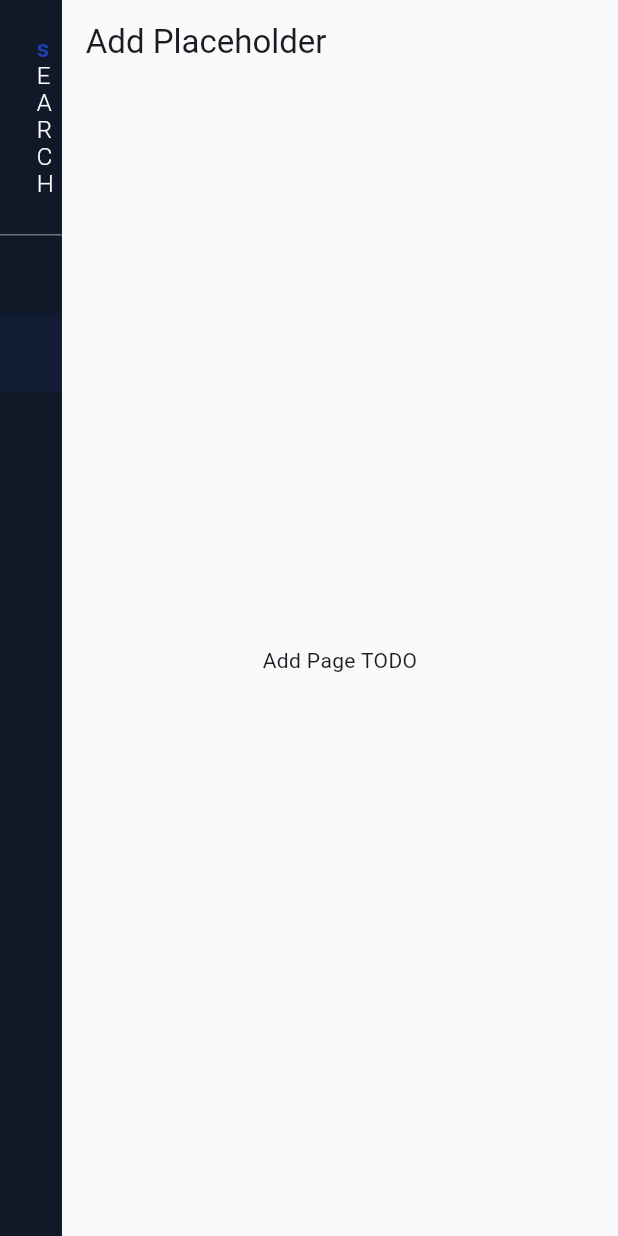
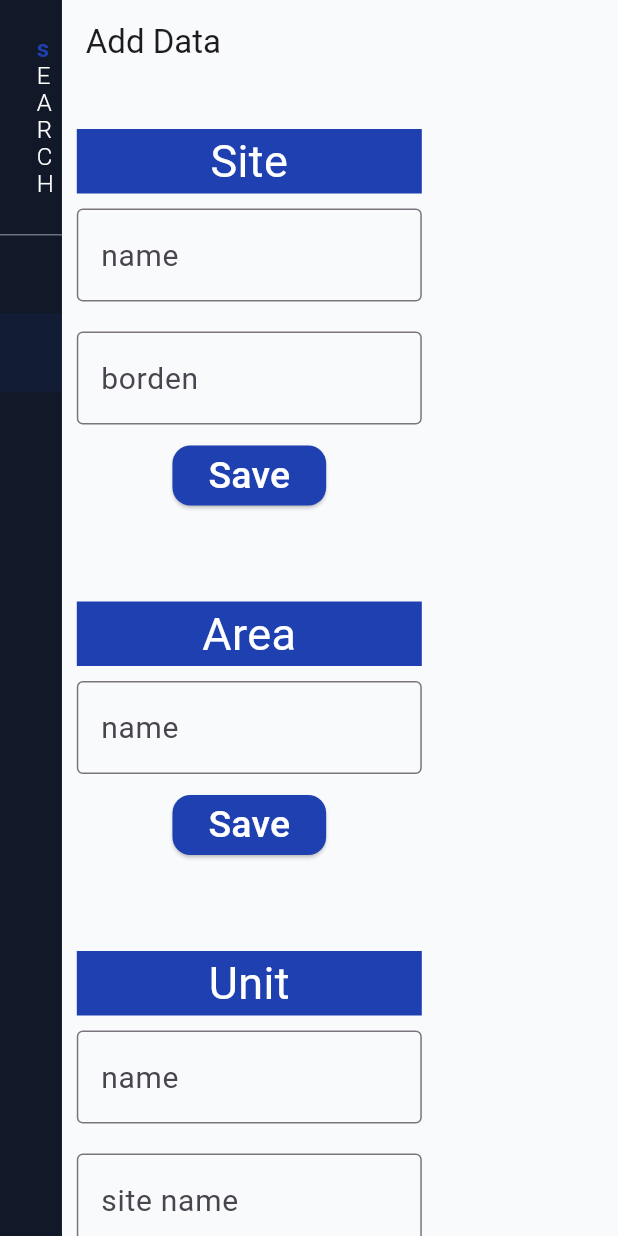
Before and after one commit to UniversityOfSaskatchewanCMPT371/term-project-winter2026-team1, a Flutter app: the DashboardAddPage screen opened by its route, on a phone screen of 412 x 824 dp. Run offline on Flutter 3.47's test engine with Material 3 defaults, Android fonts, the phone set to English and light mode, and no system bars; our stand-ins replace bloc, equatable, flutter_bloc, get_it, go_router, sizer and 1 more; missing offline and left inert: powersync, two_dimensional_scrollables; accounts and stored records are empty; statements that could not run were skipped.

Commit message:
Created UI for the add data page
Issue #127
- created the UI for the page where a user will add entries to the database
- currently there is no business logic since that was planned for the next milestone. When the business logic is planned out, this page will need to be refactored to use equatable and bloc

AI-Generated: Uses Microsoft Copilot
Signed-off-by: Tyler Chow
- made the UI in HTML and CSS and asked copilot to turn it into flutter, only took the parts where I understood what was going on

```diff
--- a/frontend/search_cms/lib/features/dashboard/presentation/pages/dashboard_add_page.dart
+++ b/frontend/search_cms/lib/features/dashboard/presentation/pages/dashboard_add_page.dart
@@ -1,8 +1,153 @@
 import 'package:flutter/material.dart';
+import 'package:logging/logging.dart';
 import 'package:search_cms/core/utils/constants.dart';
+
+
+final Logger? _logger =
+      logLevel != Level.OFF ? Logger('Add data page UI') : null;
+
+void saveButtonClicked(String title){
+  //AddDataPageEntries? dataEntry = AddDataPageEntries.dataEntries[title]; //un comment this out when business logic is started
+  //implement when business logic is planned or when I can talk to them
+
+  _logger?.info("save button was clicked for $title widget");
+
+
+}
+
+/*
+Will be used to store the keys for for the text fields of widgets created by
+createAddDataWidget.
+If needed, can be modified to store information about what type a text field
+will need to be converted to later.
+*/
+class AddDataPageEntries{
+
+  // so business logic can get relevent keys using the title
+  static Map <String, AddDataPageEntries> dataEntries = {}; //maps title to the instance of this class that will store the relevent keys
+
+  String title;
+
+  List<String> textFieldKeys = [];
+  String saveButtonKey = ""; //to allow testers to press the button
+
+  AddDataPageEntries(this.title, this.textFieldKeys, this.saveButtonKey){
+    dataEntries[title] = this;
+  }
+}
+
+/*
+ * Creates the widgets for adding data to the database
+ * preconditions: unique title and text field names such that
+ *    - find.byKey(Key(title + "-" + textFieldNames[index])) from flutter test
+ *      will refer to only one widget
+ *    - the title is unique to any other titles passed to this function
+ *    - that "title-saveButton" isn't a taken key
+ * postconditions:
+ *    - the widget keys 'title + "-" + textFieldNames[index]' will be taken
+ *    - will add an entry to AddDataPageEntries mapping dataEntries[title] to
+ *      an instance of AddDataPageEntries
+ * returns a widget for adding an entry to the data base for a table corrosponding to title
+ */
+Widget createAddDataWidget(String title, List<String> textFieldNames){
+  List<String> newKeys = [];
+
+  for (int index = 0; index < textFieldNames.length; index++){
+    String keyName = "$title-${textFieldNames[index]}";
+
+    //apparently these asserts cause problems if the page is reloaded
+    // assert(find.byKey(Key(keyName)).evaluate().isEmpty, "Add data page tried to create a widget with an already existing key: $keyName");
+    newKeys.add(keyName);
+  }
+
+  String saveButtonKey = "$title-saveButton";
+
+  //apparently these asserts cause problems if the page is reloaded
+  // assert(find.byKey(Key(saveButtonKey)).evaluate().isEmpty, "Add data page tried to create a widget with an already existing key: $saveButtonKey");
+
+  AddDataPageEntries(title, newKeys, saveButtonKey);
+  double widgetWidth = 250;
+
+  return Container(
+    width: widgetWidth,
+    padding: EdgeInsets.symmetric(horizontal: 10, vertical: 30),
+
+      child: Column(
+
+
+        children: [
+          //title of table
+          Container(
+            width:widgetWidth,
+            color: Color(0xFF1f40b0),
+            padding: EdgeInsets.symmetric(horizontal: 8),
+            child: Text(
+              title,
+              textAlign: TextAlign.center,
+              style: TextStyle(
+                color: Colors.white,
+                fontSize: 30
+              ),
+            ),
+          ),
+
+
+          //text fields
+          ...textFieldNames.map((name) {
+            return Padding(
+              padding: EdgeInsets.symmetric(vertical: 10),
+
+              child: TextField(
+                key: Key("$title-$name"),
+                maxLines: null,
+                style: TextStyle(
+                  fontSize: 20,
+                ),
+                decoration: InputDecoration(
+                  hintText: name,
+                  border: OutlineInputBorder(),
+                ),
+              ),
+
+              );
+          }),
+
+
+          //save button
+          ElevatedButton(
+            key: Key(saveButtonKey),
+            onPressed: (){saveButtonClicked(title);}, //Function ran when the button is pressed
+
+            style: ElevatedButton.styleFrom(
+              minimumSize: const Size(90, 40),
+              backgroundColor: const Color(0xFF1f40b0),
+              foregroundColor: Colors.white,
+
+              shape: RoundedRectangleBorder(
+                borderRadius: BorderRadius.circular(12),
+              ),
+
+            ),
+
+            child: Text(
+              "Save",
+              style: TextStyle(
+                fontSize: 25,
+              )
+            ),
+          ),
+
+        ],
+      ),
+
+  );
+
+}
+
 
 class DashboardAddPage extends StatelessWidget {
   const DashboardAddPage({super.key});
+
 
   @override
   Widget build(BuildContext context) {
@@ -10,11 +155,28 @@ class DashboardAddPage extends StatelessWidget {
       backgroundColor: AppColors.background,
       appBar: AppBar(
         backgroundColor: AppColors.background,
-        title: const Text('Add Placeholder'),
+        title: const Text('Add Data'),
       ),
-      body: const Center(
-        child: Text('Add Page TODO'),
-      ),
+      body:
+        SingleChildScrollView(
+          scrollDirection: Axis.vertical,
+          child: Wrap(
+            direction: Axis.horizontal,
+            children: [
+              /*this is where you will add the columns and text fields for adding
+              data to the database
+              */
+              createAddDataWidget("Site", ["name", "borden"]),
+              createAddDataWidget("Area", ["name"]),
+              createAddDataWidget("Unit", ["name", "site name"]),
+              createAddDataWidget("Level", ["name", "unit name", "parent name", "upper limit", "lower limit"]),
+
+
+            ]
+          ),
+        )
+
     );
+
   }
 }
```
